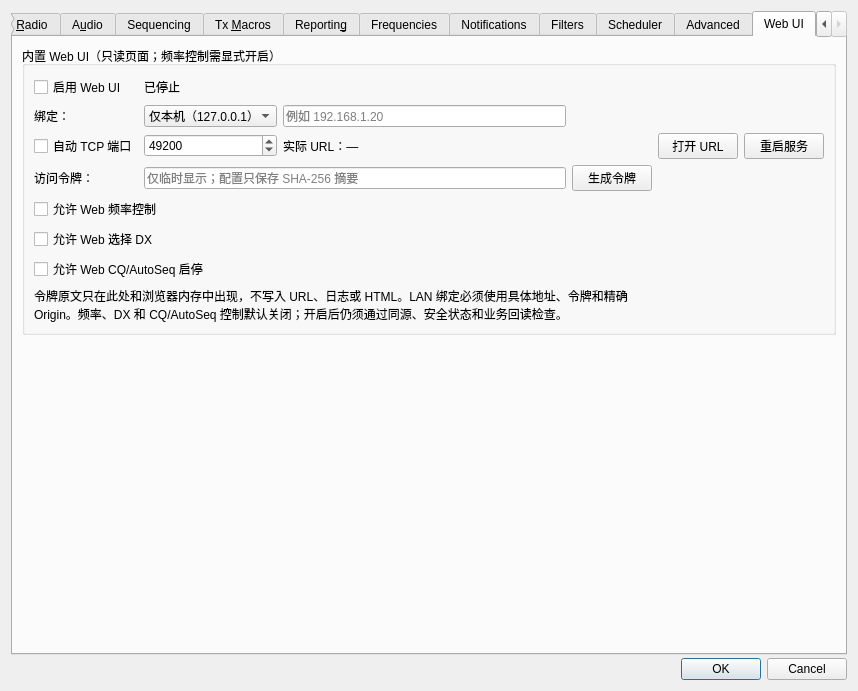
Above: Configuration.ui from iCassius/JTDX_mod before the change. Below: the same form after it.
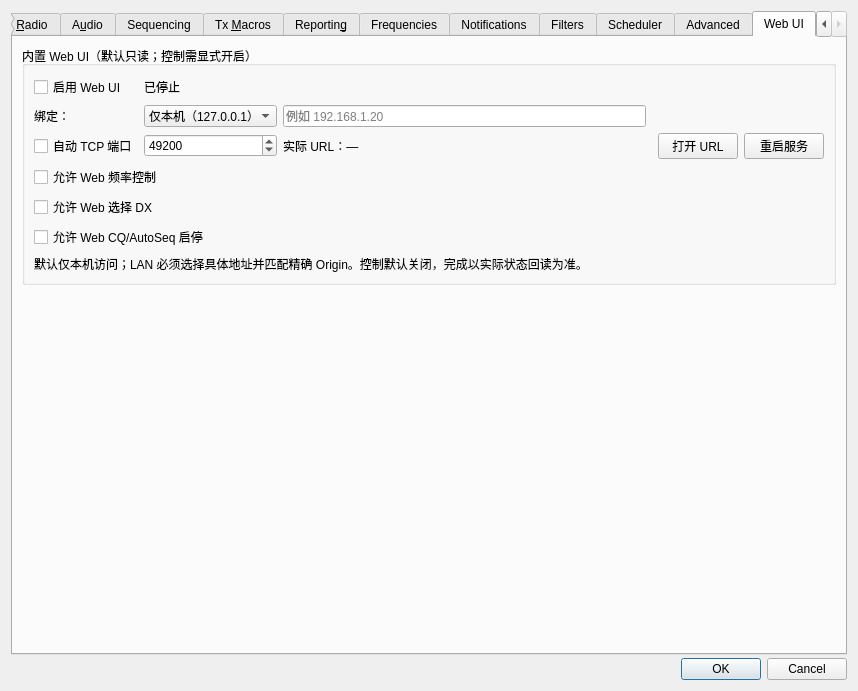
That is the form after the change. The open tabs and pages were chosen to show the change.

Commit message: P7：移除 Web Token 并重排页面布局

The edit to the form file:
```diff
--- a/Configuration.ui
+++ b/Configuration.ui
@@ -7586,7 +7586,7 @@
       <layout class="QVBoxLayout" name="web_ui_layout">
        <item>
         <widget class="QGroupBox" name="web_ui_group_box">
-         <property name="title"><string>内置 Web UI（只读页面；频率控制需显式开启）</string></property>
+         <property name="title"><string>内置 Web UI（默认只读；控制需显式开启）</string></property>
          <layout class="QGridLayout" name="web_ui_grid">
           <item row="0" column="0"><widget class="QCheckBox" name="web_ui_enabled_check_box"><property name="text"><string>启用 Web UI</string></property><property name="toolTip"><string>默认关闭；只在点击设置对话框的确定后启动或重启服务。</string></property></widget></item>
           <item row="0" column="1" colspan="3"><widget class="QLabel" name="web_ui_status_label"><property name="text"><string>已停止</string></property></widget></item>
@@ -7598,13 +7598,10 @@
           <item row="2" column="2" colspan="2"><widget class="QLabel" name="web_ui_url_label"><property name="text"><string>实际 URL：—</string></property><property name="textInteractionFlags"><set>Qt::TextSelectableByMouse</set></property></widget></item>
           <item row="2" column="4"><widget class="QPushButton" name="web_ui_open_push_button"><property name="text"><string>打开 URL</string></property></widget></item>
           <item row="2" column="5"><widget class="QPushButton" name="web_ui_restart_push_button"><property name="text"><string>重启服务</string></property></widget></item>
-          <item row="3" column="0"><widget class="QLabel" name="web_ui_token_label"><property name="text"><string>访问令牌：</string></property></widget></item>
-          <item row="3" column="1" colspan="2"><widget class="QLineEdit" name="web_ui_token_line_edit"><property name="echoMode"><enum>QLineEdit::Password</enum></property><property name="placeholderText"><string>仅临时显示；配置只保存 SHA-256 摘要</string></property></widget></item>
-          <item row="3" column="3"><widget class="QPushButton" name="web_ui_generate_token_push_button"><property name="text"><string>生成令牌</string></property></widget></item>
-          <item row="4" column="0" colspan="4"><widget class="QCheckBox" name="web_ui_frequency_control_check_box"><property name="text"><string>允许 Web 频率控制</string></property><property name="toolTip"><string>默认关闭；开启后，持有访问令牌的客户端可切换频率，仍须通过同源和安全状态检查。</string></property></widget></item>
+          <item row="4" column="0" colspan="4"><widget class="QCheckBox" name="web_ui_frequency_control_check_box"><property name="text"><string>允许 Web 频率控制</string></property><property name="toolTip"><string>默认关闭；开启后仍须通过同源和安全状态检查，并等待实际频率回读。</string></property></widget></item>
           <item row="5" column="0" colspan="4"><widget class="QCheckBox" name="web_ui_dx_control_check_box"><property name="text"><string>允许 Web 选择 DX</string></property><property name="toolTip"><string>默认关闭；开启后只能选择新鲜实时解码中的合法呼号，不进入双击、QSO 或 TX 流程。</string></property></widget></item>
           <item row="6" column="0" colspan="4"><widget class="QCheckBox" name="web_ui_automation_control_check_box"><property name="text"><string>允许 Web CQ/AutoSeq 启停</string></property><property name="toolTip"><string>默认关闭；页面每次启停都需二次确认，仍须通过主程序状态门和业务状态回读，不代表已发射。</string></property></widget></item>
-          <item row="7" column="0" colspan="4"><widget class="QLabel" name="web_ui_help_label"><property name="wordWrap"><bool>true</bool></property><property name="text"><string>令牌原文只在此处和浏览器内存中出现，不写入 URL、日志或 HTML。LAN 绑定必须使用具体地址、令牌和精确 Origin。频率、DX 和 CQ/AutoSeq 控制默认关闭；开启后仍须通过同源、安全状态和业务回读检查。</string></property></widget></item>
+          <item row="7" column="0" colspan="4"><widget class="QLabel" name="web_ui_help_label"><property name="wordWrap"><bool>true</bool></property><property name="text"><string>默认仅本机访问；LAN 必须选择具体地址并匹配精确 Origin。控制默认关闭，完成以实际状态回读为准。</string></property></widget></item>
          </layout>
         </widget>
        </item>
```
Left out of the diff: 2 changed lines with no effect on the pictures. The commit also changes 19 other files.
